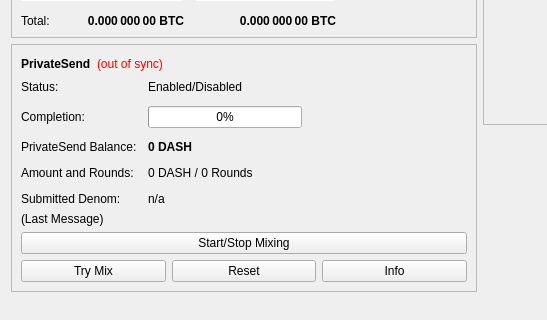
mceme/ImageCash, file src/qt/forms/overviewpage.ui: the form before one commit; both pictures show x 0 to 547 and y 178 to 498 of the 960 by 585 pixel window.
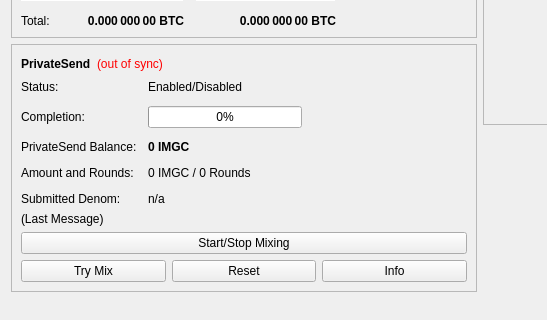
The form after the commit.

What changed in the file:
```diff
--- a/src/qt/forms/overviewpage.ui
+++ b/src/qt/forms/overviewpage.ui
@@ -514,7 +514,7 @@
                </font>
               </property>
               <property name="text">
-               <string notr="true">0 DASH</string>
+               <string notr="true">0 IMGC</string>
               </property>
              </widget>
             </item>
@@ -528,7 +528,7 @@
             <item row="3" column="1">
              <widget class="QLabel" name="labelAmountRounds">
               <property name="text">
-               <string>0 DASH / 0 Rounds</string>
+               <string>0 IMGC / 0 Rounds</string>
               </property>
              </widget>
             </item>
```
